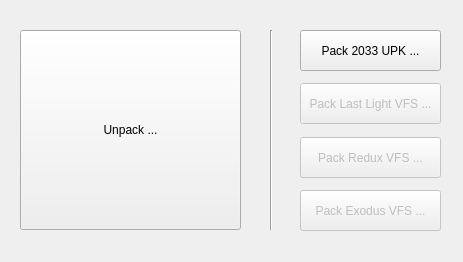
NicksWorld/MetroTools, file apps/MetroPAK/ui/mainwindow.ui: the form before one commit.
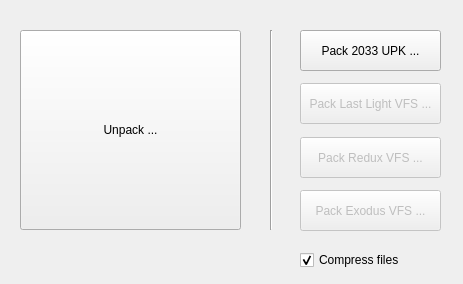
The form after the commit. Icons and pictures are not drawn.

Commit message: MetroPAK: + added support for archives compression for 2033 packing * made main window non-resizeable

The edit to the form file:
```diff
--- a/apps/MetroPAK/ui/mainwindow.ui
+++ b/apps/MetroPAK/ui/mainwindow.ui
@@ -7,7 +7,7 @@
     <x>0</x>
     <y>0</y>
     <width>463</width>
-    <height>262</height>
+    <height>284</height>
    </rect>
   </property>
   <property name="acceptDrops">
@@ -104,6 +104,22 @@
      <enum>Qt::Vertical</enum>
     </property>
    </widget>
+   <widget class="QCheckBox" name="chkCompressFiles">
+    <property name="geometry">
+     <rect>
+      <x>300</x>
+      <y>250</y>
+      <width>141</width>
+      <height>20</height>
+     </rect>
+    </property>
+    <property name="text">
+     <string>Compress files</string>
+    </property>
+    <property name="checked">
+     <bool>true</bool>
+    </property>
+   </widget>
   </widget>
   <action name="actionOpen_textures_bin">
    <property name="icon">
```
The commit also changes 7 other files.
